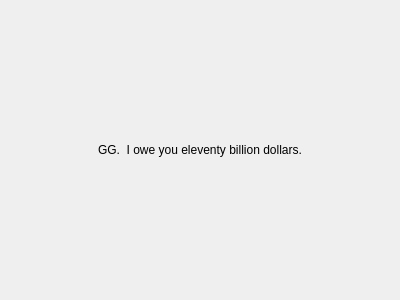
Old version of the form MarketSimulation/finalscreen.ui in the repository dwattttt/marketsim.
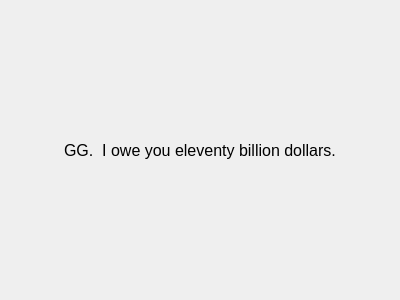
New version of the form.

The edit to the form file:
```diff
--- a/MarketSimulation/finalscreen.ui
+++ b/MarketSimulation/finalscreen.ui
@@ -44,6 +44,11 @@
      </item>
      <item>
       <widget class="QLabel" name="label">
+       <property name="font">
+        <font>
+         <pointsize>12</pointsize>
+        </font>
+       </property>
        <property name="text">
         <string>GG.  I owe you eleventy billion dollars.</string>
        </property>
```
